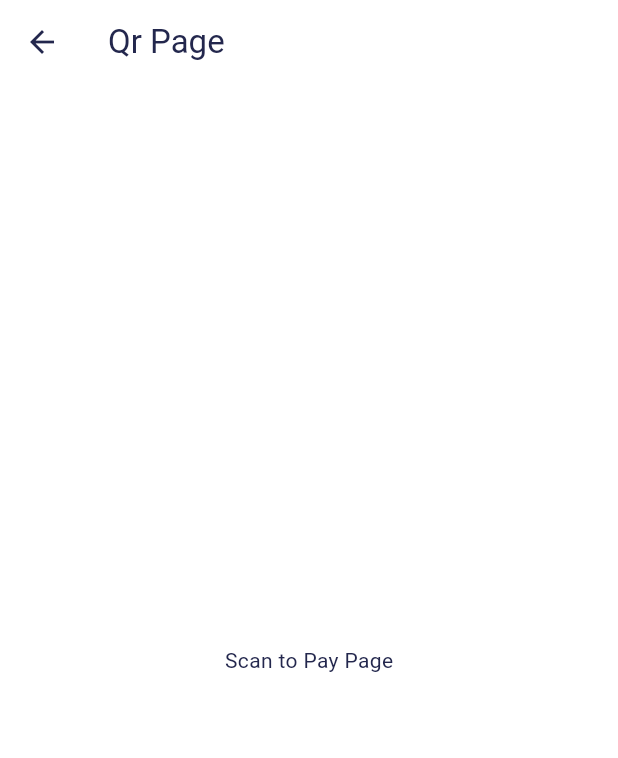
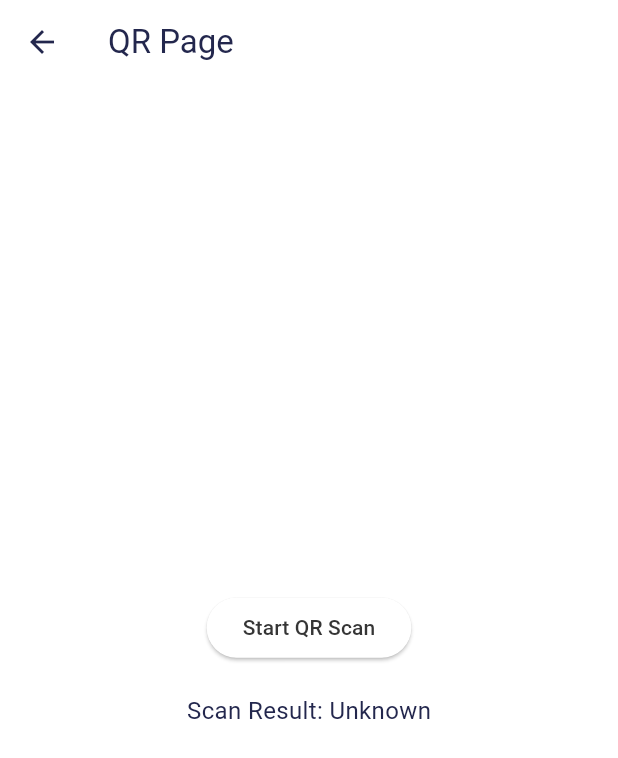
Before and after one commit to HengkyLaurencio/GoDec, a Flutter app: the QrPage screen opened directly, on a phone screen of 412 x 824 dp. Shown: the top 758 px of the screen. Run offline on Flutter 3.47's test engine with Material 3 defaults, Android fonts, the phone set to English and light mode, and no system bars; our stand-ins replace go_router; missing offline and left inert: flutter_barcode_scanner.

Commit message:
added qr feature

```diff
--- a/lib/features/wallet/presentation/page/qr_page.dart
+++ b/lib/features/wallet/presentation/page/qr_page.dart
@@ -1,13 +1,57 @@
 import 'package:flutter/material.dart';
+import 'package:flutter/services.dart';
+import 'package:flutter_barcode_scanner/flutter_barcode_scanner.dart';
 
-class QrPage extends StatelessWidget {
+class QrPage extends StatefulWidget {
   const QrPage({super.key});
+
+  @override
+  State<QrPage> createState() => _QrPageState();
+}
+
+class _QrPageState extends State<QrPage> {
+  String _scanBarcodeResult = 'Unknown';
+
+  Future<void> scanQR() async {
+    String barcodeScanRes;
+    try {
+      barcodeScanRes = await FlutterBarcodeScanner.scanBarcode(
+          '#ff6666', 'Cancel', true, ScanMode.QR);
+    } on PlatformException {
+      barcodeScanRes = 'Failed to get platform version';
+    }
+
+    if (!mounted) return;
+
+    setState(() {
+      _scanBarcodeResult = barcodeScanRes;
+    });
+  }
 
   @override
   Widget build(BuildContext context) {
     return Scaffold(
-      appBar: AppBar(title: const Text('Qr Page')),
-      body: const Center(child: Text('Scan to Pay Page')),
+      appBar: AppBar(
+        title: const Text('QR Page'),
+      ),
+      body: Container(
+        alignment: Alignment.center,
+        padding: const EdgeInsets.all(16),
+        child: Column(
+          mainAxisAlignment: MainAxisAlignment.center,
+          children: [
+            ElevatedButton(
+              onPressed: scanQR,
+              child: const Text('Start QR Scan'),
+            ),
+            const SizedBox(height: 20),
+            Text(
+              'Scan Result: $_scanBarcodeResult',
+              style: const TextStyle(fontSize: 16),
+            ),
+          ],
+        ),
+      ),
     );
   }
 }
--- a/pubspec.yaml
+++ b/pubspec.yaml
@@ -30,6 +30,7 @@ environment:
 dependencies:
   flutter:
     sdk: flutter
+  flutter_barcode_scanner: ^2.0.0
 
   go_router: ^14.2.7
 
```
Also changed, not shown: pubspec.lock, 2 other files.
